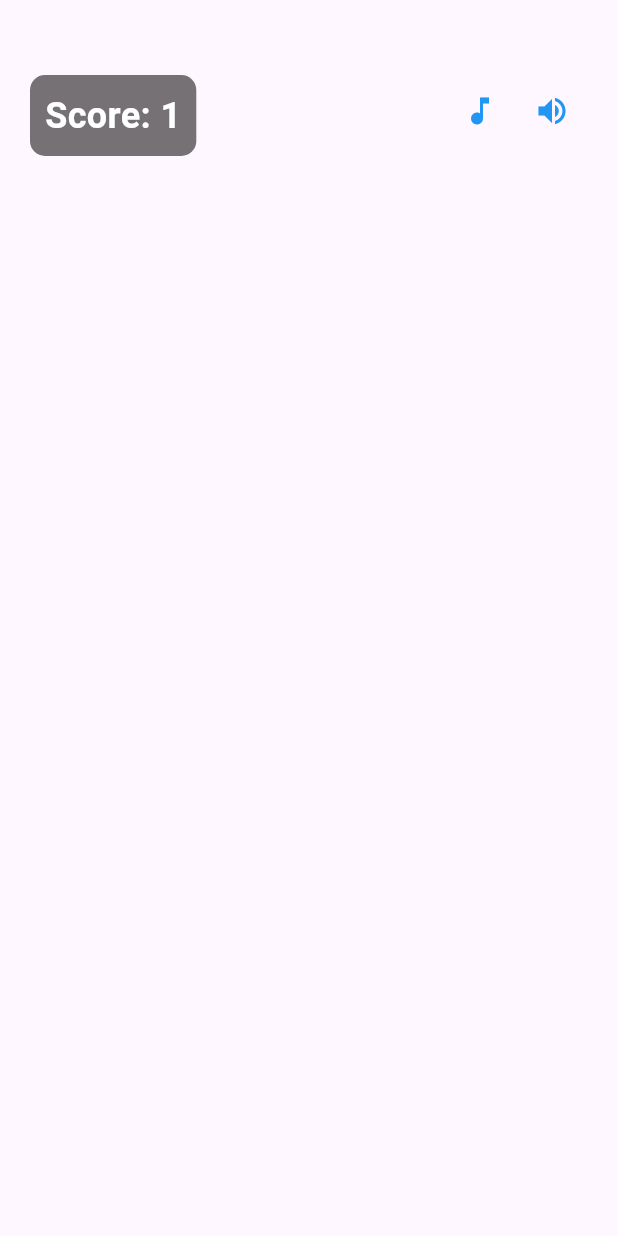
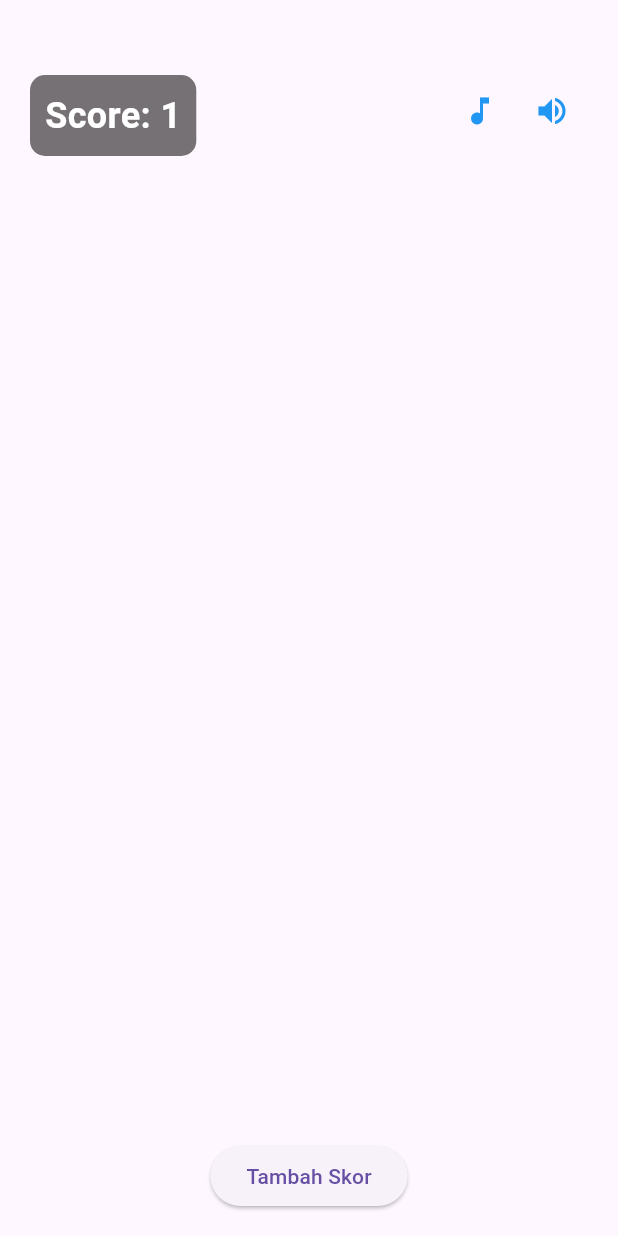
Before and after one commit to muhamadayeshaaulia/semester_6.1, a Flutter app: the screen it shows after launch, on a phone screen of 412 x 824 dp. Run offline on Flutter 3.47's test engine with Material 3 defaults, Android fonts, the light colour scheme and no system bars.

Commit message:
menambahkan elevated button di bagian paling bawah dengan posisi di tengah

```diff
--- a/lib/game/screen.dart
+++ b/lib/game/screen.dart
@@ -19,7 +19,9 @@ class _GameScreenState extends State<GameScreen> {
   @override
   Widget build(BuildContext context) {
     return Scaffold(
-      body: Expanded(
+      body: Column(
+        children: [
+          Expanded(
             child: Stack(
               children: [
                 Positioned(
@@ -64,7 +66,18 @@ class _GameScreenState extends State<GameScreen> {
                 ),
               ],
             ),
-    )
+          ),
+          Padding(
+            padding: const EdgeInsets.all(16),
+            child: ElevatedButton(
+              onPressed: () {
+                counter.value++;
+              },
+              child: const Text("Tambah Skor"),
+            ),
+          ),
+        ],
+      ),
     );
   }
 }
```
Lines whose indentation alone changed are shown as unchanged.
